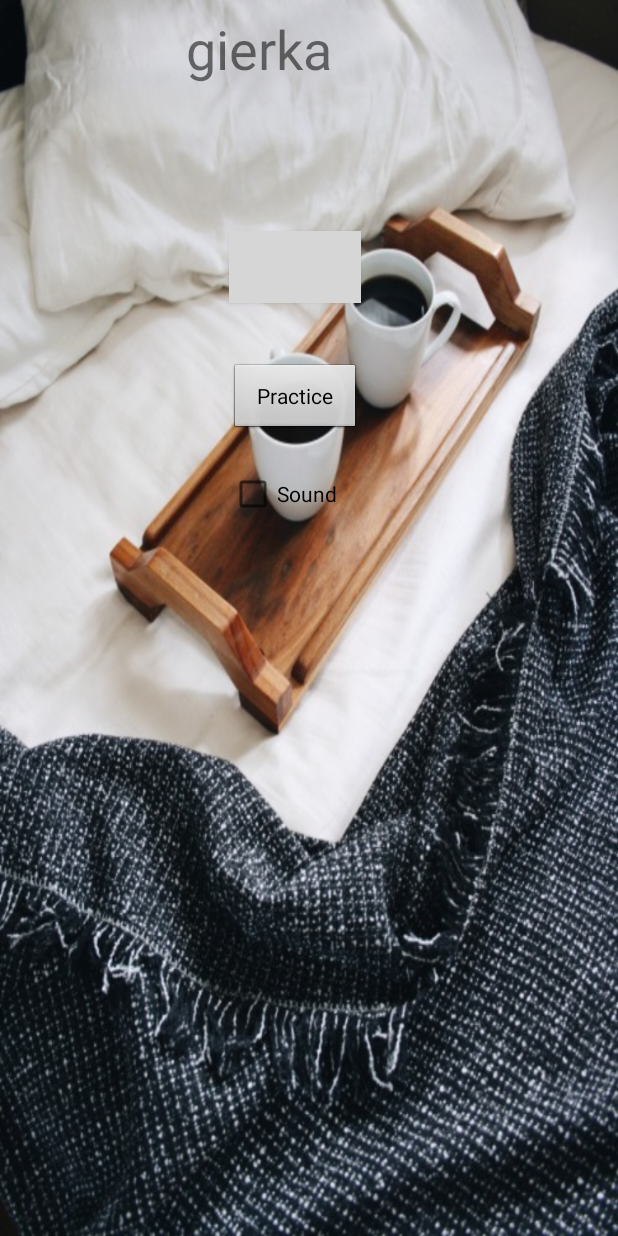
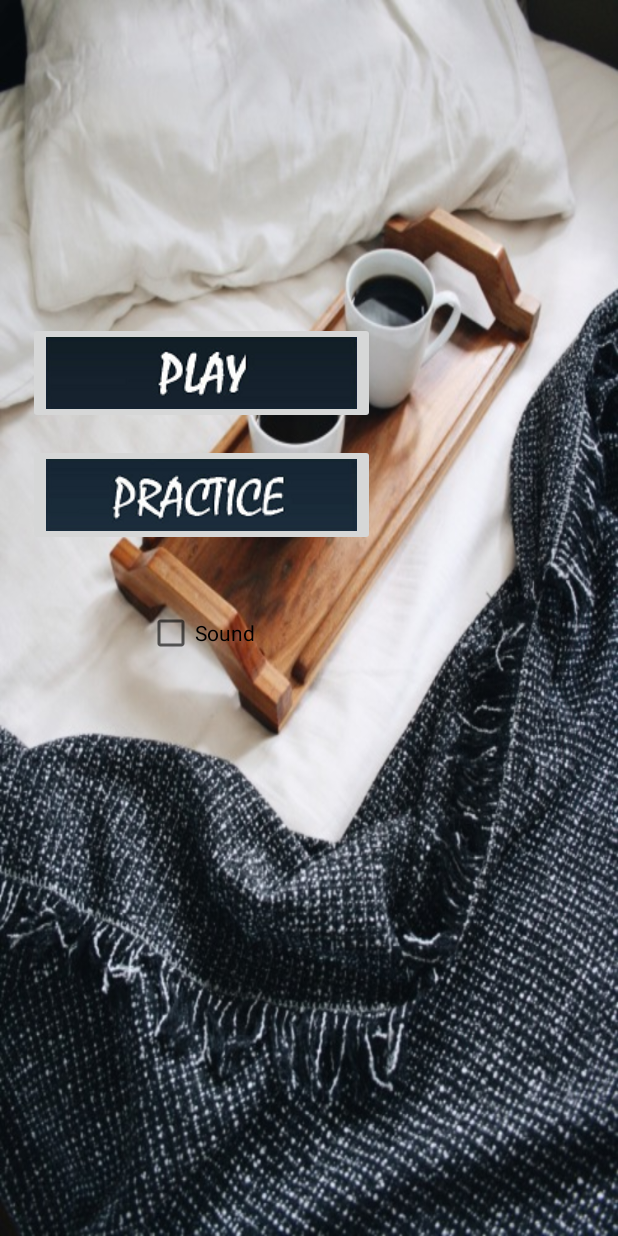
Before and after one commit to sm4rtie/Gierka, an Android app: the screen it shows after launch (MainActivity), on a phone screen of 412 x 824 dp. Run offline under Robolectric (Android 15) with nearby library versions, the phone set to English and light mode, and no system bars; 2 statements that could not run were skipped; grey boxes are pictures that could not be loaded.

Commit message:
Add files via upload

```diff
--- a/app/src/main/res/layout/activity_main.xml
+++ b/app/src/main/res/layout/activity_main.xml
@@ -10,78 +10,50 @@
 
     <RelativeLayout
         android:id="@+id/relative"
-        android:layout_width="377dp"
-        android:layout_height="508dp"
-        android:layout_marginLeft="8dp"
-        android:layout_marginTop="8dp"
+        android:layout_width="358dp"
+        android:layout_height="515dp"
+        android:layout_marginLeft="-45dp"
+        android:layout_marginTop="20dp"
         app:layout_constraintLeft_toLeftOf="parent"
         app:layout_constraintTop_toTopOf="parent">
-
-        <Button
-            android:id="@+id/playBtn"
-            android:layout_width="wrap_content"
-            android:layout_height="wrap_content"
-            android:layout_centerHorizontal="true"
-            android:layout_marginTop="146dp"
-            android:background="@color/colorAccent"
-            android:alpha="0.5"
-            android:onClick="onClick"
-            android:text="Play"
-            android:visibility="visible"
-            tools:clickable="true"
-            tools:layout_editor_absoluteX="160dp"
-            tools:layout_editor_absoluteY="199dp" />
-
-        <Button
-            android:id="@+id/practiceBtn"
-            style="@android:style/Widget.Button"
-            android:layout_width="wrap_content"
-            android:layout_height="wrap_content"
-            android:layout_alignLeft="@+id/playBtn"
-            android:layout_alignStart="@+id/playBtn"
-            android:layout_below="@+id/playBtn"
-            android:layout_marginTop="40dp"
-            android:text="Practice"
-            android:visibility="visible"
-            tools:layout_editor_absoluteX="160dp"
-            tools:layout_editor_absoluteY="277dp" />
-
-        <TextView
-            android:id="@+id/title"
-            android:layout_width="190dp"
-            android:layout_height="118dp"
-            android:text="gierka"
-            android:textSize="36sp"
-            tools:layout_editor_absoluteX="101dp"
-            tools:layout_editor_absoluteY="51dp"
-            tools:text="Tytuł"
-            android:layout_alignParentRight="true"
-            android:layout_alignParentEnd="true"
-            android:layout_marginRight="71dp"
-            android:layout_marginEnd="71dp" />
 
         <Button
             android:id="@+id/setBtn"
             android:layout_width="wrap_content"
             android:layout_height="wrap_content"
-            android:layout_alignEnd="@+id/practiceBtn"
+            android:text="Settings"
+            android:visibility="invisible"
             android:layout_alignParentBottom="true"
-            android:layout_alignRight="@+id/practiceBtn"
-            android:layout_marginBottom="72dp"
-            android:text="Settings"
-            android:visibility="invisible" />
+            android:layout_centerHorizontal="true"
+            android:layout_marginBottom="14dp" />
 
         <CheckBox
             android:id="@+id/soundCheck"
             android:layout_width="wrap_content"
             android:layout_height="wrap_content"
-            android:layout_below="@+id/practiceBtn"
-            android:layout_marginTop="23dp"
+            android:layout_marginBottom="35dp"
             android:text="Sound"
-            android:layout_alignLeft="@+id/practiceBtn"
-            android:layout_alignStart="@+id/practiceBtn"
-            android:layout_alignRight="@+id/practiceBtn"
-            android:layout_alignEnd="@+id/practiceBtn" />
+            android:layout_above="@+id/setBtn"
+            android:layout_centerHorizontal="true" />
+
+        <ImageButton
+            android:id="@+id/playBtn"
+            android:layout_width="wrap_content"
+            android:layout_height="wrap_content"
+            android:layout_marginBottom="13dp"
+            app:srcCompat="@drawable/przycisk1menu"
+            android:layout_above="@+id/practiceBtn"
+            android:layout_centerHorizontal="true" />
+
+        <ImageButton
+            android:id="@+id/practiceBtn"
+            android:layout_width="wrap_content"
+            android:layout_height="wrap_content"
+            android:layout_marginBottom="42dp"
+            app:srcCompat="@drawable/przycisk2menu"
+            android:layout_above="@+id/soundCheck"
+            android:layout_alignLeft="@+id/playBtn"
+            android:layout_alignStart="@+id/playBtn" />
     </RelativeLayout>
 
 </android.support.constraint.ConstraintLayout>
```
